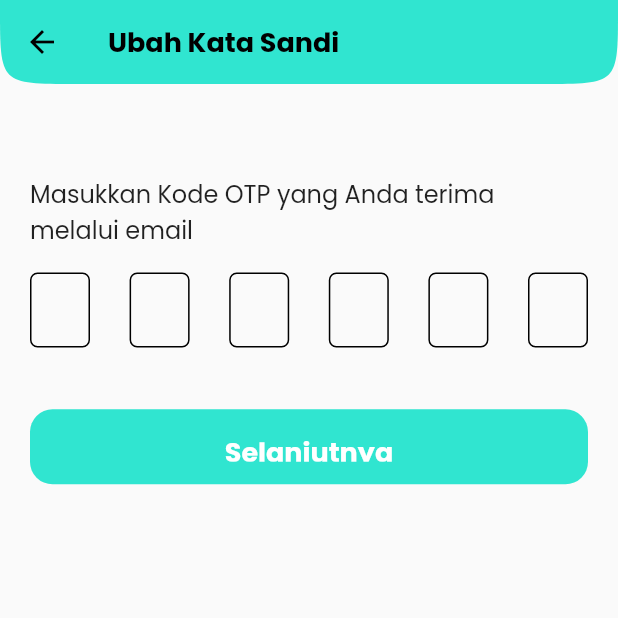
After one commit to adyfp24/chiligrow-app-flutter, a Flutter app: the ForgetPage screen opened by its route, after a tap on "Selanjutnya", on a phone screen of 412 x 824 dp, the top half of it. The commit adds this screen. Run offline on Flutter 3.47's test engine with Material 2 defaults, Android fonts, the phone set to English and light mode, and no system bars; our stand-ins replace flutter_secure_storage, google_fonts; missing offline and left inert: dart:html; accounts and stored records are empty.

Commit message:
feat: forget pass & otp view

```diff
--- a/lib/main.dart
+++ b/lib/main.dart
@@ -13,7 +13,6 @@ void main() {
 class MyApp extends StatelessWidget {
   const MyApp({Key? key}) : super(key: key);
 
-  // This widget is the root of your application.
   @override
   Widget build(BuildContext context) {
     return MultiProvider(
@@ -51,6 +50,9 @@ class MyApp extends StatelessWidget {
           '/profile': (context) => ProfilePage(),
           '/riwayat-pemupukan': (context) => HistoryPemupukan(),
           '/hasil-simulasi': (context) => HasilSimulasi(),
+          '/forget': (context) => ForgetPage(),
+          '/verify-otp':(context) => VerifyOtpPage(),
+          '/reset-password': (context) => ResetPasswordPage()
         },
       ),
     );
--- a/lib/utils/constant.dart
+++ b/lib/utils/constant.dart
@@ -0,0 +1,6 @@
+import'package:flutter/material.dart';
+
+const Color Kgreen1 = Color(0xFFE1FCF9);
+const Color Kgreen2 =  Color(0xFF30E5D0);
+const Color Kgreen3 = Color.fromRGBO(0, 133, 117, 1);
+const Color Kgreen4 = Color.fromRGBO(175, 245, 237, 1);
--- a/lib/views/fragments/home_fragment.dart
+++ b/lib/views/fragments/home_fragment.dart
@@ -70,7 +70,7 @@ class HomeFragment extends StatelessWidget {
           ),
         ),
         SizedBox(
-          height: 25,
+          height: 15,
         ),
         Container(
           width: 300,
--- /dev/null
+++ b/lib/views/pages/auth/forget.dart
@@ -0,0 +1,97 @@
+part of '../page.dart';
+
+class ForgetPage extends StatelessWidget {
+  const ForgetPage({Key? key}) : super(key: key);
+
+  @override
+  Widget build(BuildContext context) {
+    final TextEditingController _emailController = TextEditingController();
+    return Scaffold(
+      appBar: AppBar(
+        title: Text(
+          'Ubah Kata Sandi',
+          style: TextStyle(
+              color: Colors.black, fontWeight: FontWeight.bold, fontSize: 18),
+        ),
+        backgroundColor: Kgreen2,
+        shape: ContinuousRectangleBorder(
+          borderRadius: BorderRadius.only(
+            bottomLeft: Radius.circular(50),
+            bottomRight: Radius.circular(50),
+          ),
+        ),
+        leading: IconButton(
+          icon: Icon(Icons.arrow_back, color: Colors.black),
+          onPressed: () {
+            homepageKey.currentState!.setSelectedIndex(0);
+          },
+        ),
+        elevation: 0,
+      ),
+      body: Padding(
+        padding: EdgeInsets.all(20),
+        child: Column(
+          crossAxisAlignment: CrossAxisAlignment.start,
+          children: [
+            SizedBox(
+              height: MediaQuery.of(context).size.height * 0.05,
+            ),
+            Text(
+              'Masukan email dari akun yang sudah terdaftar untuk mendapatkan kode OTP',
+            ),
+            SizedBox(
+              height: MediaQuery.of(context).size.height * 0.02,
+            ),
+            Text(
+              'Email',
+              style: TextStyle(
+                fontWeight: FontWeight.bold,
+                fontSize: 15,
+              ),
+            ),
+            SizedBox(
+              height: MediaQuery.of(context).size.height * 0.02,
+            ),
+            TextField(
+              controller: _emailController,
+              decoration: InputDecoration(
+                  border: OutlineInputBorder(
+                    borderRadius: BorderRadius.circular(15),
+                  ),
+                  prefixIcon: Icon(Icons.email),
+                  labelText: 'Masukkan Email Anda'),
+            ),
+            SizedBox(
+              height: MediaQuery.of(context).size.height * 0.05,
+            ),
+            Container(
+              width: double.infinity,
+              height: 50,
+              child: TextButton(
+                onPressed: () {
+                  Navigator.pushNamed(context, '/verify-otp');
+                },
+                child: Text(
+                  'Selanjutnya',
+                  style: TextStyle(
+                    fontSize: 18,
+                    fontWeight: FontWeight.bold,
+                    color: Colors.white,
+                  ),
+                ),
+                style: TextButton.styleFrom(
+                  backgroundColor: Kgreen2,
+                  // primary: Colors.white,
+                  padding: EdgeInsets.symmetric(vertical: 15, horizontal: 20),
+                  shape: RoundedRectangleBorder(
+                    borderRadius: BorderRadius.circular(15.0),
+                  ),
+                ),
+              ),
+            ),
+          ],
+        ),
+      ),
+    );
+  }
+}
--- a/lib/views/pages/auth/login.dart
+++ b/lib/views/pages/auth/login.dart
@@ -66,7 +66,17 @@ class LoginPage extends StatelessWidget {
                         prefixIcon: Icon(Icons.lock),
                         labelText: 'Password'),
                   ),
-                  SizedBox(height: 20),
+                  SizedBox(height: 15),
+                  InkWell(
+                    onTap: () => Navigator.pushNamed(context, '/forget'),
+                    child: Align(
+                      alignment: Alignment.centerRight,
+                      child: Text('Lupa Password?',
+                          textAlign: TextAlign.end,
+                          style: TextStyle(fontWeight: FontWeight.w500)),
+                    ),
+                  ),
+                  SizedBox(height: 15),
                   Container(
                     width: double.infinity,
                     height: 50,
@@ -78,7 +88,8 @@ class LoginPage extends StatelessWidget {
                             SnackBar(content: Text('Data harus lengkap')),
                           );
                           return;
-                        };
+                        }
+                        ;
                         final user = User(
                           idUser: 0, // Dummy ID, tidak diperlukan untuk login
                           username: _usernameController.text,
@@ -100,9 +111,8 @@ class LoginPage extends StatelessWidget {
                           Navigator.pushNamed(context, '/home');
                         }).catchError((error) {
                           print(error);
-                          ScaffoldMessenger.of(context).showSnackBar(
-                           SnackBar(content: Text('username atau password salah'))
-                          );
+                          ScaffoldMessenger.of(context).showSnackBar(SnackBar(
+                              content: Text('username atau password salah')));
                         });
                       },
                       child: Text(
--- /dev/null
+++ b/lib/views/pages/auth/new_password.dart
@@ -0,0 +1,9 @@
+part of '../page.dart';
+class ResetPasswordPage extends StatelessWidget {
+  const ResetPasswordPage({ Key? key }) : super(key: key);
+
+  @override
+  Widget build(BuildContext context) {
+    return const Placeholder();
+  }
+}
--- /dev/null
+++ b/lib/views/pages/auth/verify-otp.dart
@@ -0,0 +1,143 @@
+part of '../page.dart';
+
+class VerifyOtpPage extends StatefulWidget {
+  const VerifyOtpPage({Key? key}) : super(key: key);
+
+  @override
+  _VerifyOtpPageState createState() => _VerifyOtpPageState();
+}
+
+class _VerifyOtpPageState extends State<VerifyOtpPage> {
+  final List<TextEditingController> _otpControllers = List.generate(6, (_) => TextEditingController());
+  final List<FocusNode> _focusNodes = List.generate(6, (_) => FocusNode());
+
+  void _handleOtpSubmit() {
+    String otp = _otpControllers.map((controller) => controller.text).join();
+    if (otp.length == 6) {
+      Navigator.pushNamed(context, '/reset-password');
+    } else {
+      ScaffoldMessenger.of(context).showSnackBar(
+        SnackBar(
+          content: Text('Kode OTP harus terdiri dari 6 angka'),
+        ),
+      );
+    }
+  }
+
+  @override
+  void dispose() {
+    for (var controller in _otpControllers) {
+      controller.dispose();
+    }
+    for (var node in _focusNodes) {
+      node.dispose();
+    }
+    super.dispose();
+  }
+
+  @override
+  Widget build(BuildContext context) {
+    return Scaffold(
+      appBar: AppBar(
+        title: Text(
+          'Ubah Kata Sandi',
+          style: TextStyle(
+              color: Colors.black, fontWeight: FontWeight.bold, fontSize: 18),
+        ),
+        backgroundColor: Kgreen2, // Sesuaikan dengan warna Kgreen2 Anda
+        shape: ContinuousRectangleBorder(
+          borderRadius: BorderRadius.only(
+            bottomLeft: Radius.circular(50),
+            bottomRight: Radius.circular(50),
+          ),
+        ),
+        leading: IconButton(
+          icon: Icon(Icons.arrow_back, color: Colors.black),
+          onPressed: () {
+            // Ganti homepageKey sesuai dengan konteks aplikasi Anda
+            Navigator.pop(context);
+          },
+        ),
+        elevation: 0,
+      ),
+      body: Padding(
+        padding: EdgeInsets.all(20),
+        child: Column(
+          crossAxisAlignment: CrossAxisAlignment.start,
+          children: [
+            SizedBox(
+              height: MediaQuery.of(context).size.height * 0.05,
+            ),
+            Text(
+              'Masukkan Kode OTP yang Anda terima melalui email',
+              style: TextStyle(fontSize: 16),
+            ),
+            SizedBox(
+              height: MediaQuery.of(context).size.height * 0.02,
+            ),
+            Row(
+              mainAxisAlignment: MainAxisAlignment.spaceBetween,
+              children: List.generate(6, (index) {
+                return Container(
+                  width: 40,
+                  height: 50,
+                  alignment: Alignment.center,
+                  decoration: BoxDecoration(
+                    border: Border.all(color: Colors.black),
+                    borderRadius: BorderRadius.circular(5),
+                  ),
+                  child: TextField(
+                    controller: _otpControllers[index],
+                    focusNode: _focusNodes[index],
+                    keyboardType: TextInputType.number,
+                    textAlign: TextAlign.center,
+                    maxLength: 1,
+                    decoration: InputDecoration(
+                      border: InputBorder.none,
+                      counterText: '',
+                    ),
+                    style: TextStyle(fontSize: 24),
+                    onChanged: (value) {
+                      if (value.length == 1 && index < 5) {
+                        FocusScope.of(context).requestFocus(_focusNodes[index + 1]);
+                      } else if (value.isEmpty && index > 0) {
+                        FocusScope.of(context).requestFocus(_focusNodes[index - 1]);
+                      } else if (index == 5 && value.length == 1) {
+                        FocusScope.of(context).unfocus(); // Menyembunyikan keyboard jika panjang teks adalah 6
+                      }
+                    },
+                  ),
+                );
+              }),
+            ),
+            SizedBox(
+              height: MediaQuery.of(context).size.height * 0.05,
+            ),
+            Container(
+              width: double.infinity,
+              height: 50,
+              child: TextButton(
+                onPressed: _handleOtpSubmit,
+                child: Text(
+                  'Selanjutnya',
+                  style: TextStyle(
+                    fontSize: 18,
+                    fontWeight: FontWeight.bold,
+                    color: Colors.white,
+                  ),
+                ),
+                style: TextButton.styleFrom(
+                  backgroundColor: Kgreen2,
+                  padding: EdgeInsets.symmetric(vertical: 15, horizontal: 20),
+                  shape: RoundedRectangleBorder(
+                    borderRadius: BorderRadius.circular(15.0),
+                  ),
+                ),
+              ),
+            ),
+          ],
+        ),
+      ),
+    );
+  }
+}
--- a/lib/views/pages/page.dart
+++ b/lib/views/pages/page.dart
@@ -7,6 +7,7 @@ import 'package:provider/provider.dart';
 import 'package:chiligrow_app/providers/provider.dart';
 import 'package:flutter_secure_storage/flutter_secure_storage.dart';
 import 'package:chiligrow_app/utils/utils.dart';
+import 'package:chiligrow_app/utils/constant.dart';
 
 part 'homepage.dart';
 part 'auth/register.dart';
@@ -16,3 +17,6 @@ part 'splash_screen.dart';
 part 'profile/profile.dart';
 part 'pemupukan/history_pemupukan.dart';
 part 'simulasi/hasil_simulasi.dart';
+part 'auth/forget.dart';
+part 'auth/verify-otp.dart';
+part 'auth/new_password.dart';
```
